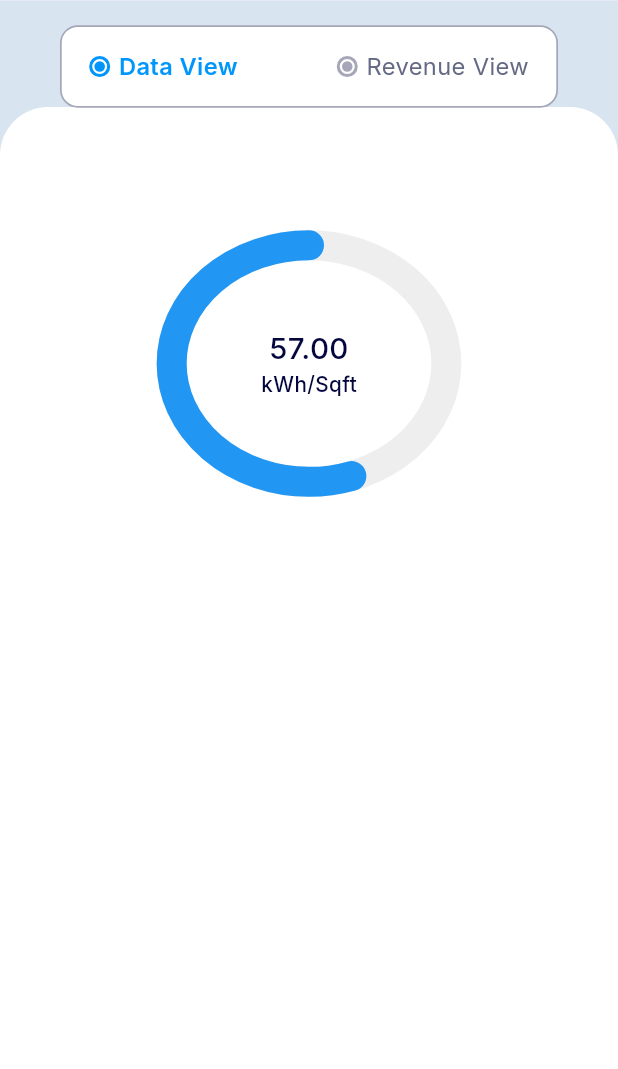
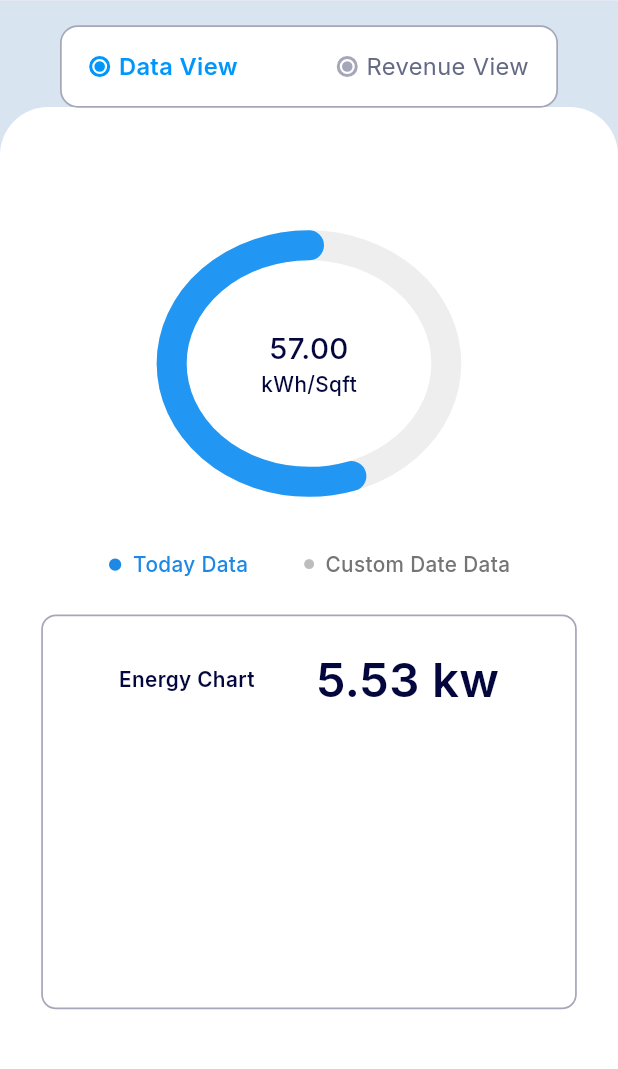
Before and after one commit to ahizaz/Task, a Flutter app: the DashboardScreenOne screen opened directly, on a phone screen of 412 x 824 dp, the part 103-1172 px from its top. Run offline on Flutter 3.47's test engine with Material 3 defaults, Android fonts, the phone set to English and light mode, and no system bars; our stand-ins replace flutter_screenutil, get, google_fonts.

Commit message:
DataViewtodaydata work

```diff
--- /dev/null
+++ b/lib/feature/dashboard/widget/custom_date_data_page.dart
@@ -0,0 +1,29 @@
+import 'package:flutter/material.dart';
+import 'package:flutter_screenutil/flutter_screenutil.dart';
+import 'package:google_fonts/google_fonts.dart';
+
+class CustomDateDataPage extends StatelessWidget {
+  const CustomDateDataPage({super.key});
+
+  @override
+  Widget build(BuildContext context) {
+    return Container(
+      width: double.infinity,
+      padding: EdgeInsets.all(16.w),
+      margin: EdgeInsets.symmetric(vertical: 8.h),
+      decoration: BoxDecoration(
+        color: Colors.green.shade50,
+        borderRadius: BorderRadius.circular(12.r),
+      ),
+      child: Column(
+        crossAxisAlignment: CrossAxisAlignment.start,
+        children: [
+          Text('Custom Date Data Page',
+              style: GoogleFonts.inter(fontSize: 16.sp, fontWeight: FontWeight.bold)),
+          SizedBox(height: 8.h),
+          Text('Show custom date data details here.'),
+        ],
+      ),
+    );
+  }
+}
--- a/lib/feature/dashboard/widget/data_view_widget.dart
+++ b/lib/feature/dashboard/widget/data_view_widget.dart
@@ -1,9 +1,18 @@
 import 'package:flutter/material.dart';
 import 'package:flutter_screenutil/flutter_screenutil.dart';
 import 'package:google_fonts/google_fonts.dart';
+import 'today_data_page.dart';
+import 'custom_date_data_page.dart';
 
-class DataViewWidget extends StatelessWidget {
+class DataViewWidget extends StatefulWidget {
   const DataViewWidget({super.key});
+
+  @override
+  State<DataViewWidget> createState() => _DataViewWidgetState();
+}
+
+class _DataViewWidgetState extends State<DataViewWidget> {
+  bool isTodayData = true;
 
   @override
   Widget build(BuildContext context) {
@@ -23,11 +32,13 @@ class DataViewWidget extends StatelessWidget {
                  alignment: Alignment.center,
                  transform: Matrix4.rotationY(3.14159),
                  child: CircularProgressIndicator(
-                   value: 0.55,
+                   value: isTodayData ? 0.55 : 0.75,
                    strokeWidth: 20,
                    strokeCap: StrokeCap.round,
                    backgroundColor: Colors.grey.shade200,
-                   valueColor: AlwaysStoppedAnimation<Color>(Colors.blue),
+                   valueColor: AlwaysStoppedAnimation<Color>(
+                     isTodayData ? Colors.blue : Colors.green
+                   ),
                  ),
                ),
              ),
@@ -35,7 +46,7 @@ class DataViewWidget extends StatelessWidget {
                mainAxisSize: MainAxisSize.min,
                children: [
                  Text(
-                   '57.00',
+                   isTodayData ? '57.00' : '82.50',
                   style: GoogleFonts.inter(
                     fontSize: 20.sp,
                     fontWeight: FontWeight.w500,
@@ -56,11 +67,63 @@ class DataViewWidget extends StatelessWidget {
          ),
        ),
      ),
-     Row(
+    SizedBox(height: 20.h),
+    Row(
+      mainAxisAlignment: MainAxisAlignment.center,
       children: [
-
+        GestureDetector(
+          onTap: () => setState(() => isTodayData = true),
+          child: Padding(
+            padding: EdgeInsets.symmetric(horizontal: 8.w, vertical: 4.h),
+            child: Row(
+              children: [
+                Icon(
+                  Icons.circle,
+                  size: isTodayData ? 10.sp : 8.sp,
+                  color: isTodayData ? Color(0xff1E88E5) : Colors.grey.shade400,
+                ),
+                SizedBox(width: 6.w),
+                Text(
+                  'Today Data',
+                  style: GoogleFonts.inter(
+                    fontSize: 14.sp,
+                    fontWeight: FontWeight.w500,
+                    color: isTodayData ? Color(0xff1E88E5) : Colors.grey.shade600,
+                  ),
+                ),
+              ],
+            ),
+          ),
+        ),
+        SizedBox(width: 16.w),
+        GestureDetector(
+          onTap: () => setState(() => isTodayData = false),
+          child: Padding(
+            padding: EdgeInsets.symmetric(horizontal: 8.w, vertical: 4.h),
+            child: Row(
+              children: [
+                Icon(
+                  Icons.circle,
+                  size: !isTodayData ? 10.sp : 8.sp,
+                  color: !isTodayData ? Color(0xff1E88E5) : Colors.grey.shade400,
+                ),
+                SizedBox(width: 6.w),
+                Text(
+                  'Custom Date Data',
+                  style: GoogleFonts.inter(
+                    fontSize: 14.sp,
+                    fontWeight: FontWeight.w500,
+                    color: !isTodayData ? Color(0xff1E88E5) : Colors.grey.shade600,
+                  ),
+                ),
+              ],
+            ),
+          ),
+        ),
       ],
-     )
+    ),
+     SizedBox(height: 20.h),
+     isTodayData ? TodayDataPage() : CustomDateDataPage(),
    ],
   );
   }
--- /dev/null
+++ b/lib/feature/dashboard/widget/today_data_page.dart
@@ -0,0 +1,56 @@
+import 'package:flutter/material.dart';
+import 'package:flutter_screenutil/flutter_screenutil.dart';
+import 'package:google_fonts/google_fonts.dart';
+
+
+class TodayDataPage extends StatelessWidget {
+  const TodayDataPage({super.key});
+
+  @override
+  Widget build(BuildContext context) {
+    return Container(
+     width:double.infinity ,
+     height: 267.h,
+     decoration: BoxDecoration(
+      color: Color(0xffFFFFFF),
+      borderRadius: BorderRadius.circular(10.r),
+      border: Border.all(
+        color: Color(0xffA5A7B9),
+        width: 1.w
+      )
+     ),
+     child: Column(
+      children: [
+        Padding(
+          padding:  EdgeInsets.symmetric(vertical: 20.h),
+          child: Row(
+            mainAxisAlignment: MainAxisAlignment.center,
+            children: [
+
+             Text("Energy Chart",style: GoogleFonts.inter(
+              fontSize: 14.sp,
+              fontWeight: FontWeight.w600,
+              color: Color(0xff04063E)
+             ),),
+             SizedBox(width: 36.w,),
+                 Text("5.53 kw",style: GoogleFonts.inter(
+              fontSize: 32.sp,
+              fontWeight: FontWeight.w600,
+              color: Color(0xff04063E)
+             ),),
+            ],
+          ),
+        ),
+        SizedBox(height: 20.h,),
+        Padding(
+          padding:  EdgeInsets.symmetric(horizontal: 8.w),
+          child: Container(
+            width: double.infinity,
+            height: 42.h,
+          ),
+        )
+      ],
+     ),
+    );
+  }
+}
```
